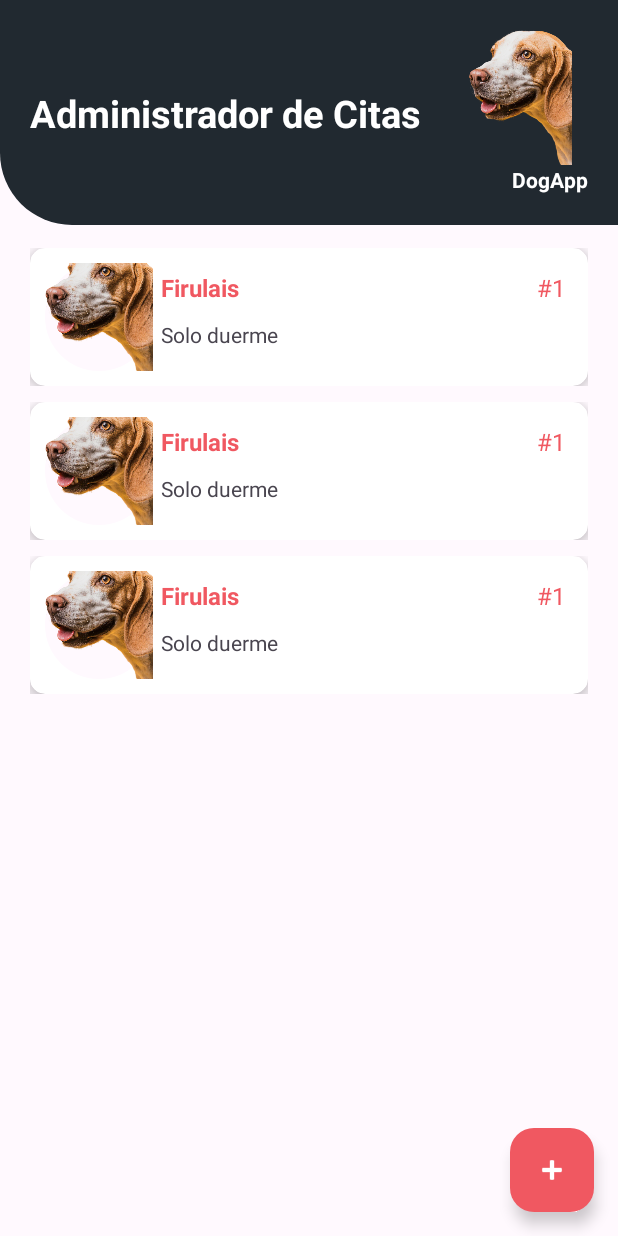
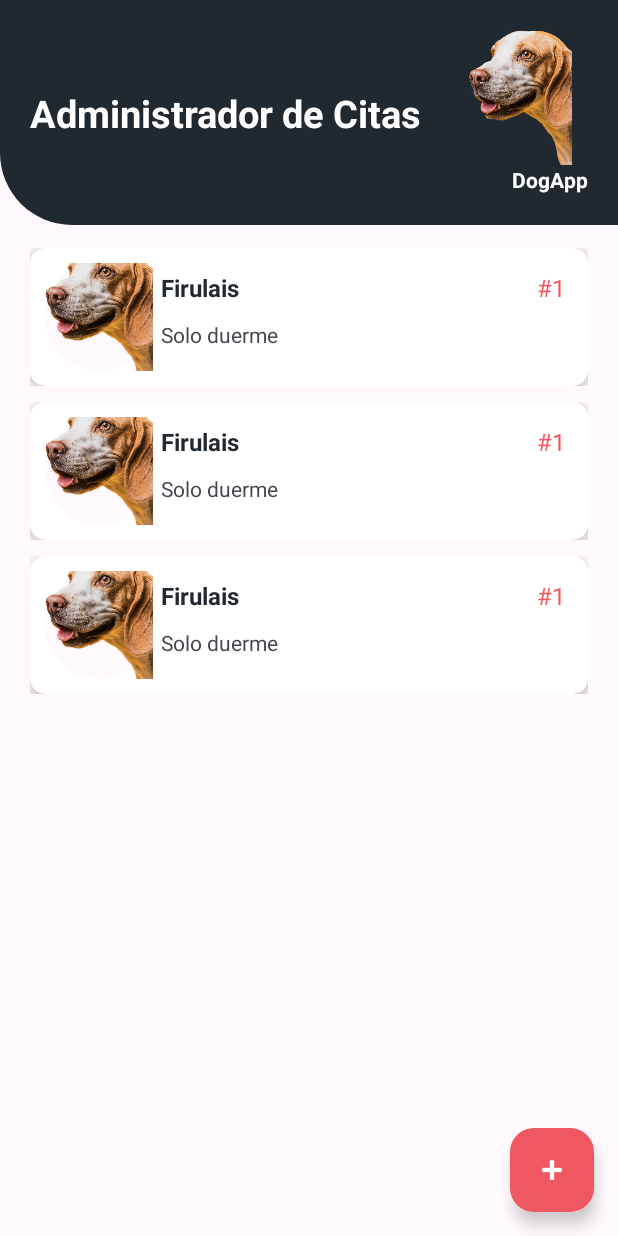
Before and after one commit to santi4914/equipoCuatro, an Android app: the layout fragment_home.xml on its own in the app's theme, with its tools: preview values and no code run, on a phone screen of 412 x 824 dp. Run offline under Robolectric (Android 15) with nearby library versions, the phone set to English and light mode, and no system bars.

Commit message:
fix: use a dark color for the pet name in home items

```diff
--- a/app/src/main/res/layout/item_cita.xml
+++ b/app/src/main/res/layout/item_cita.xml
@@ -41,7 +41,7 @@
                     android:layout_width="0dp"
                     android:layout_height="wrap_content"
                     android:padding="5dp"
-                    android:textColor="@color/rosado"
+                    android:textColor="@color/gris_oscuro"
                     android:textSize="16sp"
                     android:textStyle="bold"
                     app:layout_constraintEnd_toStartOf="@+id/tvTurno"
```
